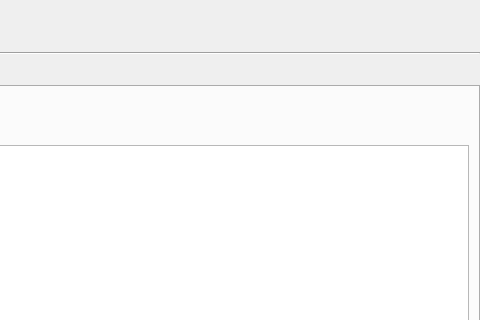
First picture: the form in PhzQtUI/auxdir/PhzQtUI/FormAuxDataManagement.ui, repository astrorama/Phosphoros, before the edit; both pictures show x 593 to 1073 and y 0 to 320 of the 1073 by 831 pixel window.
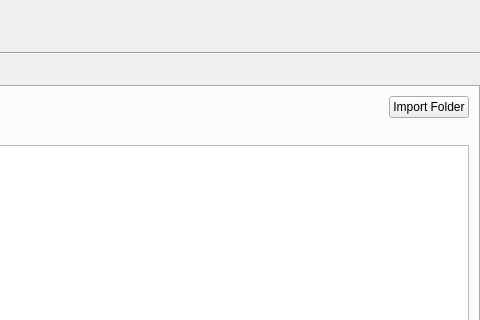
Second picture: the form after the edit.

Commit message: Importing folder to Auxiliary data

```diff
--- a/PhzQtUI/auxdir/PhzQtUI/FormAuxDataManagement.ui
+++ b/PhzQtUI/auxdir/PhzQtUI/FormAuxDataManagement.ui
@@ -102,6 +102,13 @@
            </property>
           </spacer>
          </item>
+         <item>
+          <widget class="QPushButton" name="btn_import_filter">
+           <property name="text">
+            <string>Import Folder</string>
+           </property>
+          </widget>
+         </item>
         </layout>
        </item>
        <item>
```
Left out of the diff: 21 changed lines with no effect on the pictures. The commit also changes 7 other files.
